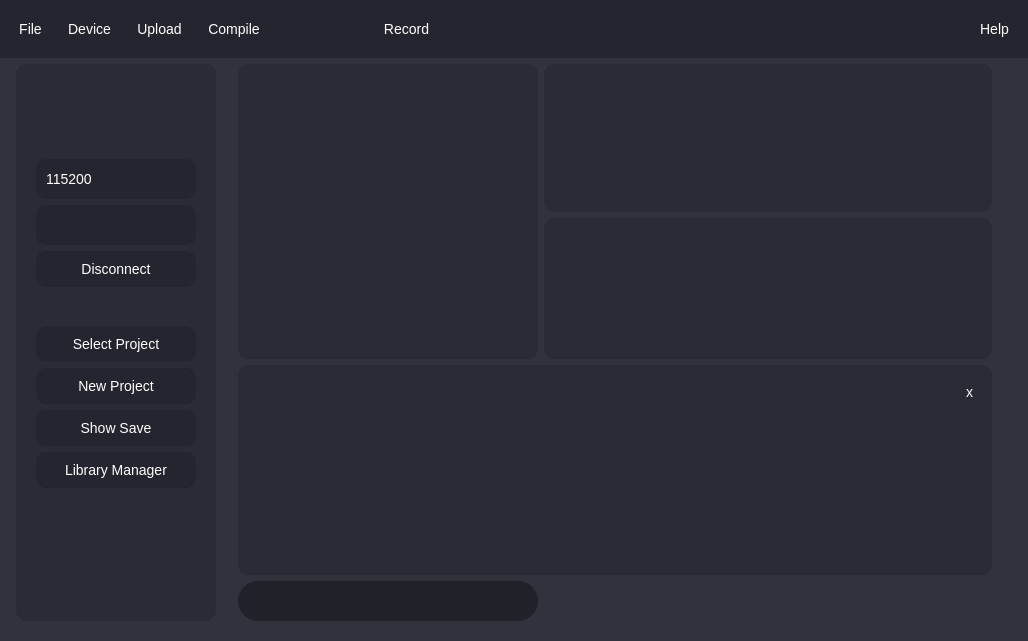
OrionAerospaceYT/SideKick, file Ui/GraphingUi.ui: the form before one commit.
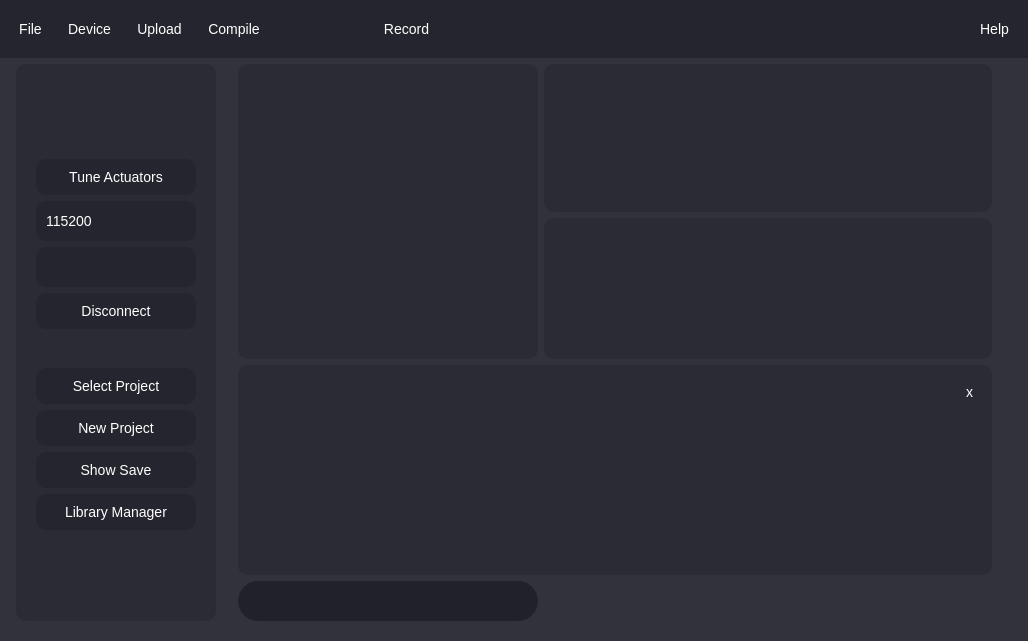
The form after the commit. Icons and pictures are not drawn.

```diff
--- a/Ui/GraphingUi.ui
+++ b/Ui/GraphingUi.ui
@@ -623,6 +623,13 @@
            </property>
           </spacer>
          </item>
+         <item>
+          <widget class="QPushButton" name="tune_actuators">
+           <property name="text">
+            <string>Tune Actuators</string>
+           </property>
+          </widget>
+         </item>
          <item>
           <widget class="QComboBox" name="baud_rate">
            <item>
```
